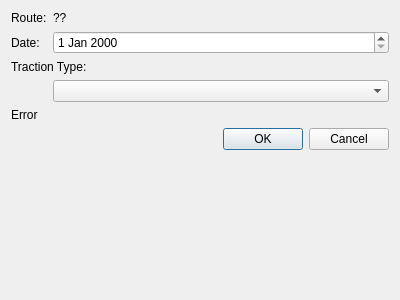
Old version of the form ui/modifyroutetractiontypedlg.ui in the repository allenck/mapper.
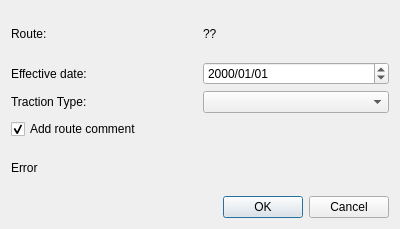
New version of the form.

Commit message: Setting up git windows

```diff
--- a/ui/modifyroutetractiontypedlg.ui
+++ b/ui/modifyroutetractiontypedlg.ui
@@ -7,13 +7,13 @@
     <x>0</x>
     <y>0</y>
     <width>400</width>
-    <height>300</height>
+    <height>229</height>
    </rect>
   </property>
   <property name="windowTitle">
    <string>Dialog</string>
   </property>
-  <layout class="QFormLayout" name="formLayout">
+  <layout class="QGridLayout" name="gridLayout">
    <item row="0" column="0">
     <widget class="QLabel" name="label">
      <property name="text">
@@ -28,40 +28,112 @@
      </property>
     </widget>
    </item>
-   <item row="2" column="0">
+   <item row="1" column="0">
     <widget class="QLabel" name="label_3">
      <property name="text">
-      <string>Date:</string>
+      <string>Effective date:</string>
      </property>
     </widget>
    </item>
-   <item row="2" column="1">
-    <widget class="QDateEdit" name="dateEdit"/>
-   </item>
-   <item row="4" column="0" colspan="2">
-    <widget class="QLabel" name="label_4">
-     <property name="text">
-      <string>Traction Type:</string>
+   <item row="1" column="1">
+    <widget class="QDateEdit" name="dateEdit">
+     <property name="displayFormat">
+      <string>yyyy/MM/dd</string>
      </property>
     </widget>
    </item>
-   <item row="5" column="1">
+   <item row="3" column="1">
     <widget class="QComboBox" name="comboBox"/>
    </item>
-   <item row="6" column="0" colspan="2">
+   <item row="4" column="0" colspan="2">
+    <widget class="QCheckBox" name="checkBox">
+     <property name="text">
+      <string>Add route comment</string>
+     </property>
+     <property name="checked">
+      <bool>true</bool>
+     </property>
+    </widget>
+   </item>
+   <item row="5" column="0">
     <widget class="QLabel" name="lblError">
+     <property name="palette">
+      <palette>
+       <active>
+        <colorrole role="WindowText">
+         <brush brushstyle="SolidPattern">
+          <color alpha="255">
+           <red>255</red>
+           <green>0</green>
+           <blue>0</blue>
+          </color>
+         </brush>
+        </colorrole>
+       </active>
+       <inactive>
+        <colorrole role="WindowText">
+         <brush brushstyle="SolidPattern">
+          <color alpha="255">
+           <red>0</red>
+           <green>0</green>
+           <blue>0</blue>
+          </color>
+         </brush>
+        </colorrole>
+       </inactive>
+       <disabled>
+        <colorrole role="WindowText">
+         <brush brushstyle="SolidPattern">
+          <color alpha="255">
+           <red>120</red>
+           <green>120</green>
+           <blue>120</blue>
+          </color>
+         </brush>
+        </colorrole>
+       </disabled>
+      </palette>
+     </property>
      <property name="text">
       <string>Error</string>
      </property>
     </widget>
    </item>
-   <item row="8" column="0" colspan="2">
-    <widget class="QDialogButtonBox" name="buttonBox">
-     <property name="orientation">
-      <enum>Qt::Horizontal</enum>
-     </property>
-     <property name="standardButtons">
-      <set>QDialogButtonBox::Cancel|QDialogButtonBox::Ok</set>
+   <item row="6" column="0" colspan="2">
+    <layout class="QHBoxLayout" name="horizontalLayout_4">
+     <item>
+      <spacer name="horizontalSpacer">
+       <property name="orientation">
+        <enum>Qt::Horizontal</enum>
+       </property>
+       <property name="sizeHint" stdset="0">
+        <size>
+         <width>40</width>
+         <height>20</height>
+        </size>
+       </property>
+      </spacer>
+     </item>
+     <item>
+      <widget class="QPushButton" name="btnOk">
+       <property name="text">
+        <string>OK</string>
+       </property>
+      </widget>
+     </item>
+     <item>
+      <widget class="QPushButton" name="btnCancel">
+       <property name="text">
+        <string>Cancel</string>
+       </property>
+      </widget>
+     </item>
+    </layout>
+   </item>
+   <item row="3" column="0">
+    <widget class="QLabel" name="label_4">
+     <property name="text">
+      <string>Traction Type:</string>
      </property>
     </widget>
    </item>
```
Left out of the diff: 37 changed lines with no effect on the pictures. The commit also changes 172 other files.
